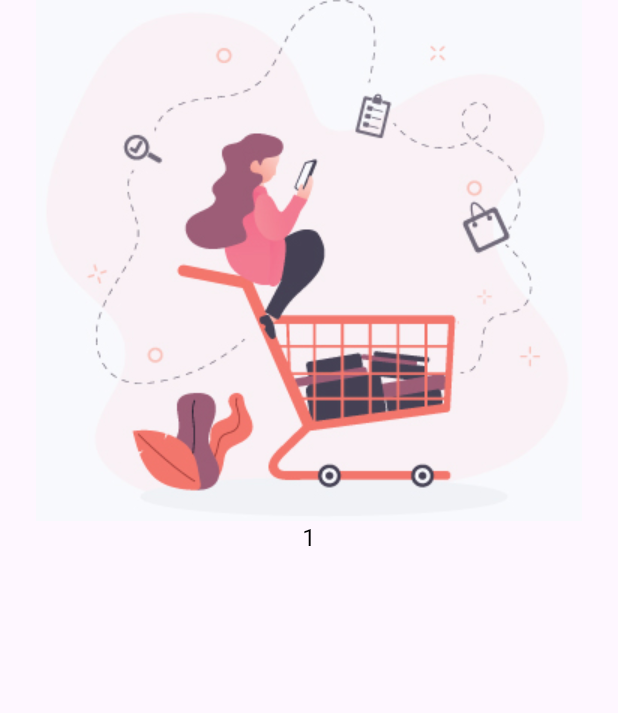
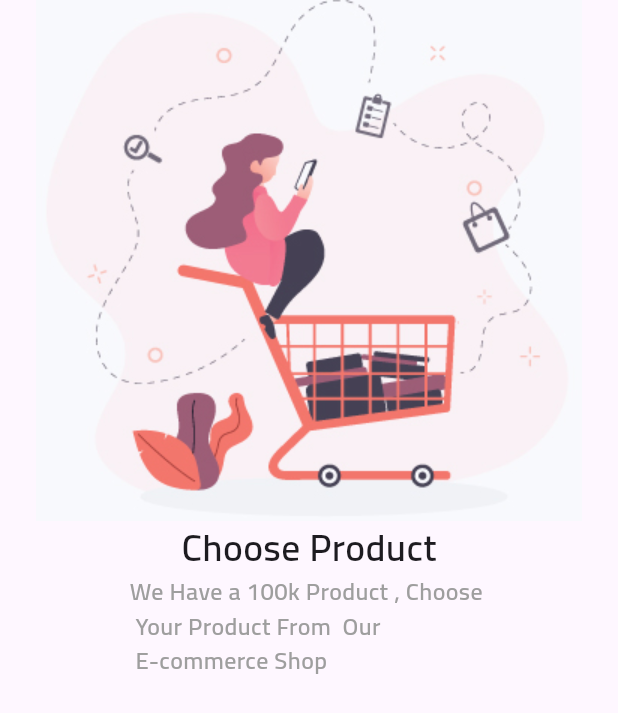
Before and after one commit to am7405782/shoping_app, a Flutter app: the screen it shows after launch, on a phone screen of 412 x 824 dp. Shown: the top 713 px of the screen. Run offline on Flutter 3.47's test engine with Material 3 defaults, Android fonts, the phone set to English and light mode, and no system bars; our stand-ins replace get, shared_preferences; project files that could hold a hidden picture were left out.

Commit message:
Add theme data for English and Arabic, update onboarding page UI
- Added theme data for English and Arabic languages in the app.
- Updated the UI of the onboarding page to display titles and bodies correctly.
- Added route configuration for the onboarding page.
- Updated dependencies with the addition of the 'gap' package.

```diff
--- a/lib/data/data_source/static.dart
+++ b/lib/data/data_source/static.dart
@@ -4,26 +4,24 @@ import 'package:shoping_app/data/model/onbording_model.dart';
 
 List<OnBordingModel> onBordingList = [
   OnBordingModel(
-    body: "1".tr,
+    body:
+        "We Have a 100k Product , Choose \n Your Product From  Our \n E-commerce Shop",
     image: AppImageAsset.onBoardingImageOne,
-    title: "Easy And Safe Paymnet",
+    title: "Choose Product",
   ),
   OnBordingModel(
-    body:
-        "We Have a 100k Product , Choose \n Your Product From  Our \n E-commerce Shop",
+    body: "1".tr,
     image: AppImageAsset.onBoardingImageTwo,
-    title: "Easy And Safe Paymnet",
+    title: "1".tr,
   ),
   OnBordingModel(
-    body:
-        "We Have a 100k Product , Choose \n Your Product From  Our \n E-commerce Shop",
+    body: "1".tr,
     image: AppImageAsset.onBoardingImageThree,
-    title: "Easy And Safe Paymnet",
+    title: "1".tr,
   ),
   OnBordingModel(
-    body:
-        "We Have a 100k Product , Choose \n Your Product From  Our \n E-commerce Shop",
+    body: "1".tr,
     image: AppImageAsset.onBoardingImageThree,
-    title: "Easy And Safe Paymnet",
+    title: "1".tr,
   ),
 ];
--- a/lib/main.dart
+++ b/lib/main.dart
@@ -1,6 +1,7 @@
 import 'package:flutter/material.dart';
 import 'package:get/get_navigation/src/root/get_material_app.dart';
 import 'package:shoping_app/core/localization/translation.dart';
+import 'package:shoping_app/route/route.dart';
 import 'package:shoping_app/view/pages/onbording_page.dart';
 
 void main() {
@@ -22,6 +23,7 @@ class MyApp extends StatelessWidget {
         useMaterial3: true,
       ),
       home: const OnBordingScreen(),
+      getPages: getPages,
     );
   }
 }
--- /dev/null
+++ b/lib/route/route.dart
@@ -0,0 +1,10 @@
+import 'package:get/get_navigation/src/routes/get_route.dart';
+import 'package:shoping_app/route/routsname.dart';
+import 'package:shoping_app/view/pages/onbording_page.dart';
+
+List<GetPage<dynamic>>? getPages = [
+  GetPage(
+    name: AppRote.onbording,
+    page: () => const OnBordingScreen(),
+  ),
+];
--- a/lib/view/pages/onbording_page.dart
+++ b/lib/view/pages/onbording_page.dart
@@ -15,11 +15,20 @@ class OnBordingScreen extends StatelessWidget {
               Image.asset(
                 onBordingList[index].image!,
               ),
+              Text(
+                onBordingList[index].title!,
+                style: const TextStyle(
+                  fontSize: 25,
+                  fontWeight: FontWeight.normal,
+                  fontFamily: "Cairo",
+                ),
+              ),
               Text(onBordingList[index].body!,
                   style: const TextStyle(
-                    fontSize: 16.0,
+                    color: Colors.grey,
+                    fontSize: 16,
                     fontWeight: FontWeight.normal,
-                    color: Colors.black,
+                    fontFamily: "Cairo",
                   )),
             ],
           ),
--- a/pubspec.yaml
+++ b/pubspec.yaml
@@ -52,6 +52,7 @@ dependencies:
   shared_preferences: ^2.0.15
   path: ^1.8.0
   dartz: ^0.10.1
+  gap: ^3.0.1
 
 dev_dependencies:
   flutter_test:
```
Also changed, not shown: lib/core/constant/theam_data.dart (renamed from lib/core/constant/theam-data.dart), pubspec.lock, 1 other file.
